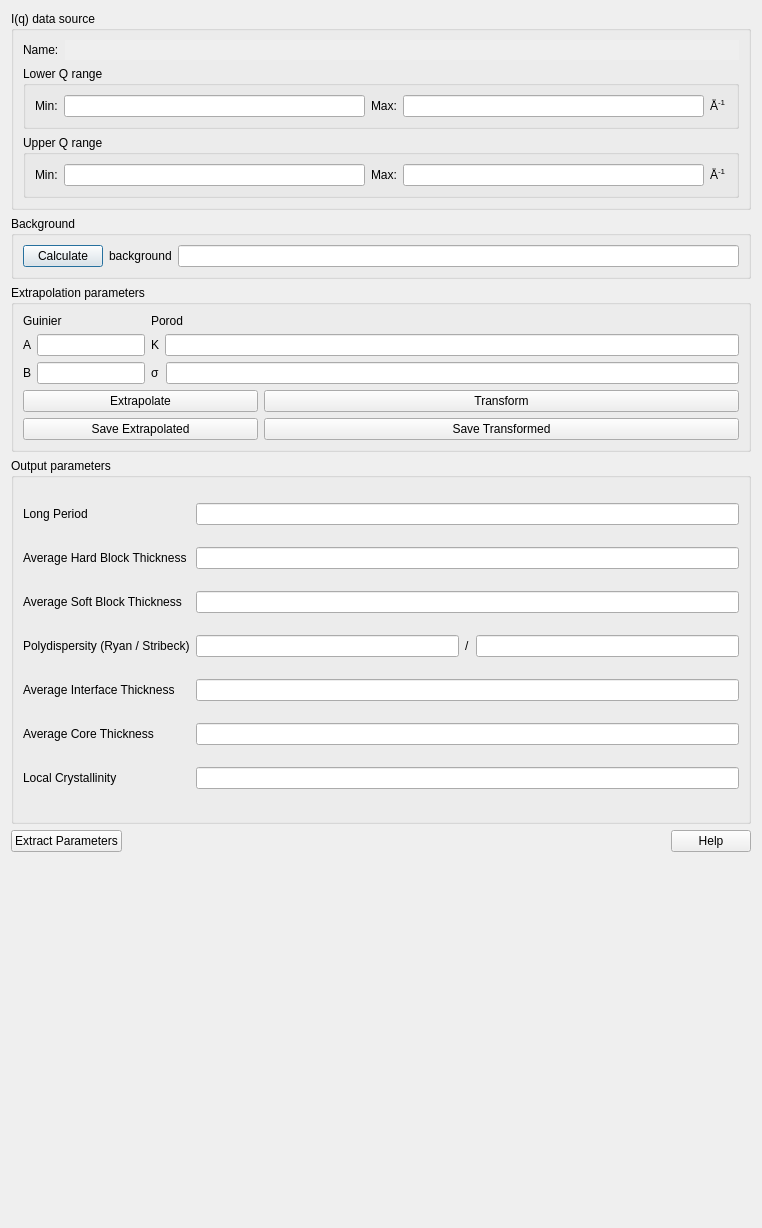
Old version of the form src/sas/qtgui/Perspectives/Corfunc/UI/CorfuncPanel.ui in the repository SasView/sasview.
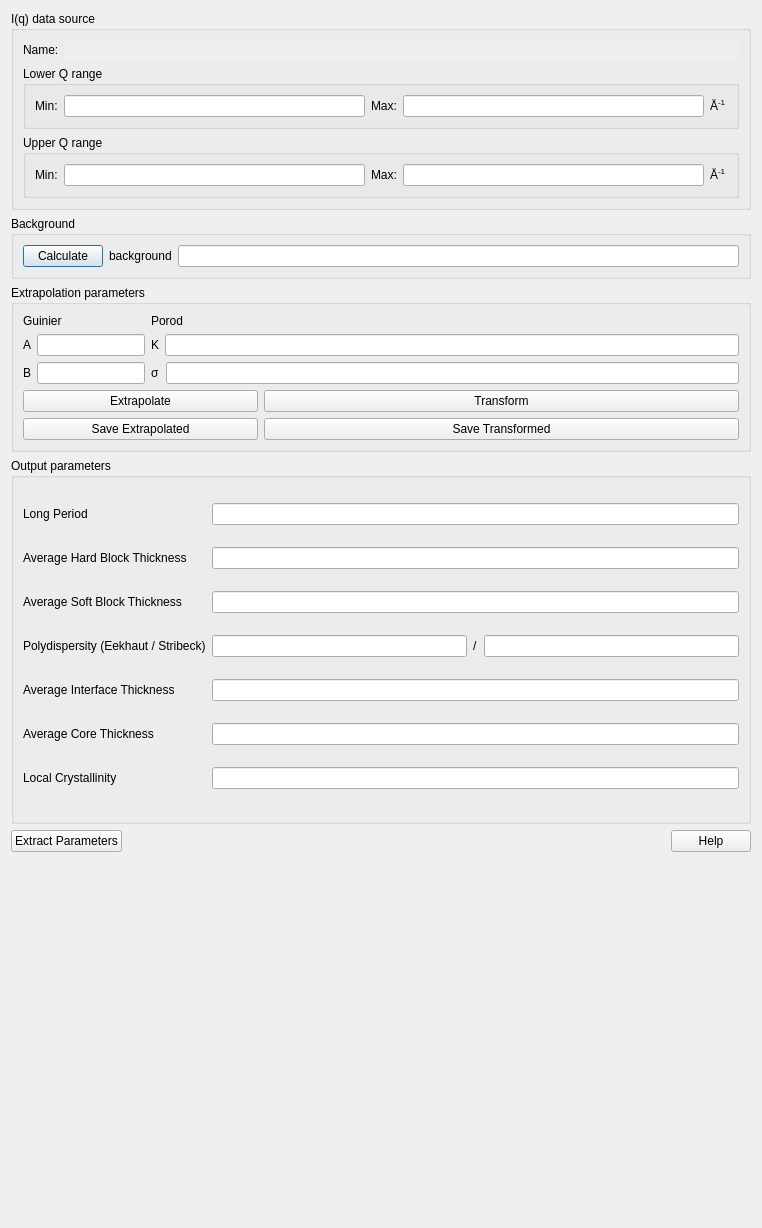
New version of the form.

Commit message: Changed Ryan -> Eekhaut on gui

What changed in the file:
```diff
--- a/src/sas/qtgui/Perspectives/Corfunc/UI/CorfuncPanel.ui
+++ b/src/sas/qtgui/Perspectives/Corfunc/UI/CorfuncPanel.ui
@@ -463,7 +463,7 @@
            </size>
           </property>
           <property name="text">
-           <string>Polydispersity (Ryan / Stribeck)</string>
+           <string>Polydispersity (Eekhaut / Stribeck)</string>
           </property>
          </widget>
         </item>
```
